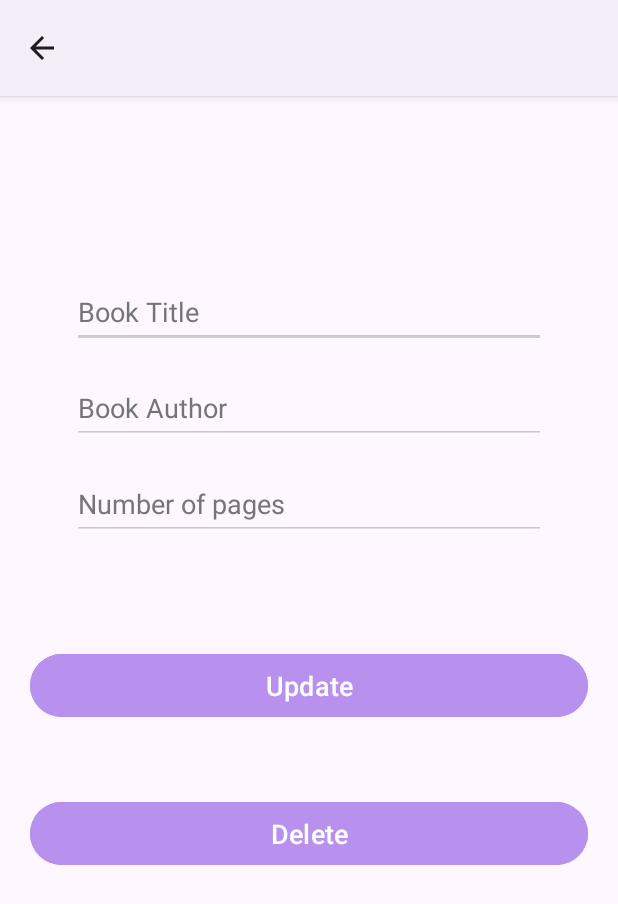
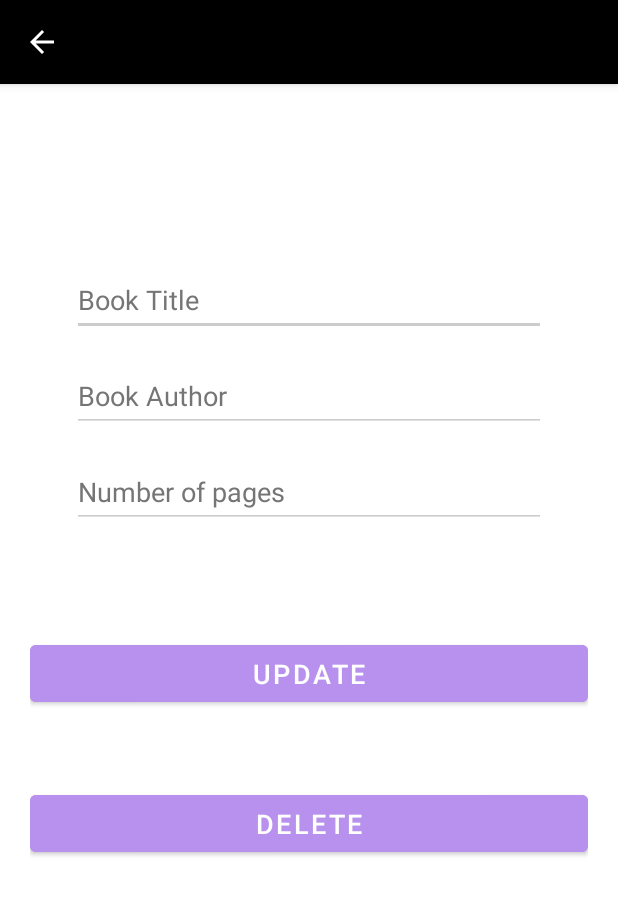
Before and after one commit to SalmaMhadhbii/MyLibraryManagementApplication, an Android app: the UpdateActivity screen opened directly, with no data from a screen before it, on a phone screen of 412 x 824 dp. Shown: the top 904 px of the screen. Run offline under Robolectric (Android 15) with nearby library versions, the phone set to English and light mode, and no system bars.

```diff
--- a/app/src/main/res/values/colors.xml
+++ b/app/src/main/res/values/colors.xml
@@ -5,4 +5,8 @@
     <color name="light_gray">#CCCCCC</color>
     <color name="hint_gray">#757575</color>
     <color name="button_purple">#b791ed</color>
+
+    <color name="button_positive">#4CAF50</color> <!-- Example green color -->
+    <color name="button_negative">#F44336</color> <!-- Example red color -->
+
 </resources>
--- a/app/src/main/res/values/themes.xml
+++ b/app/src/main/res/values/themes.xml
@@ -1,8 +1,8 @@
 <resources xmlns:tools="http://schemas.android.com/tools">
     <!-- Base application theme -->
-    <style name="Base.Theme.MyLibraryManagementApplication" parent="Theme.Material3.Light">
-        <item name="colorPrimary">@color/white</item> <!-- Action bar background color -->
-        <item name="colorOnPrimary">@color/black</item> <!-- Text color for the action bar -->
+    <style name="Base.Theme.MyLibraryManagementApplication" parent="Theme.MaterialComponents.Light.DarkActionBar">
+        <item name="colorPrimary">@color/black</item> <!-- Action bar background color -->
+        <item name="colorOnPrimary">@color/white</item> <!-- Text color for the action bar -->
         <!-- Customize other theme attributes here if needed -->
     </style>
 
```
Also changed, not shown: app/src/main/java/com/example/mylibrarymanagementapplication/MyDatabaseHelper.java (+10 -0 lines), app/src/main/java/com/example/mylibrarymanagementapplication/UpdateActivity.java (+33 -1 lines).
